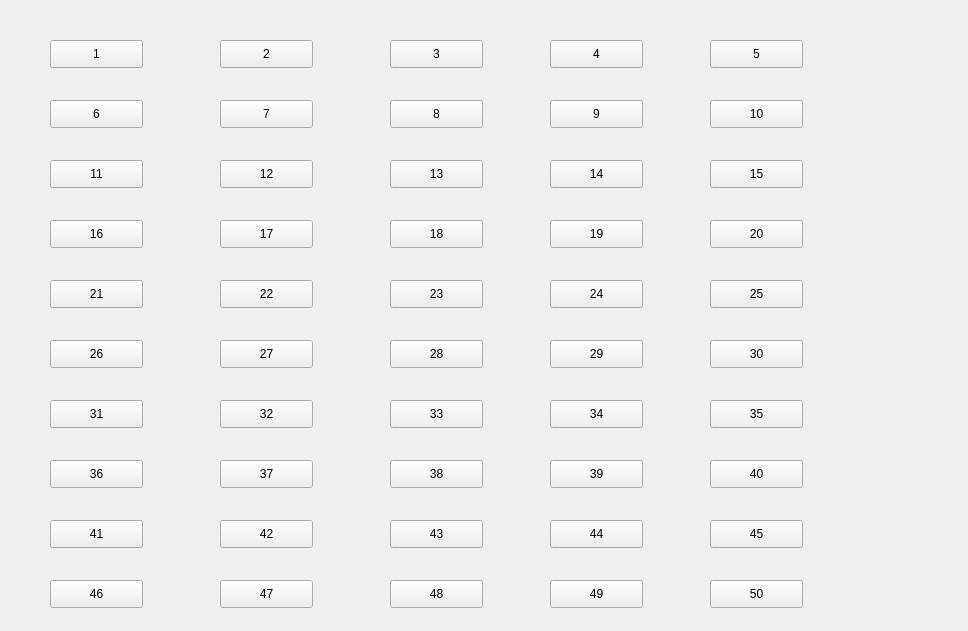
Old version of the form TankGame/selectlevelwindow.ui in the repository anlowee/TankGame.
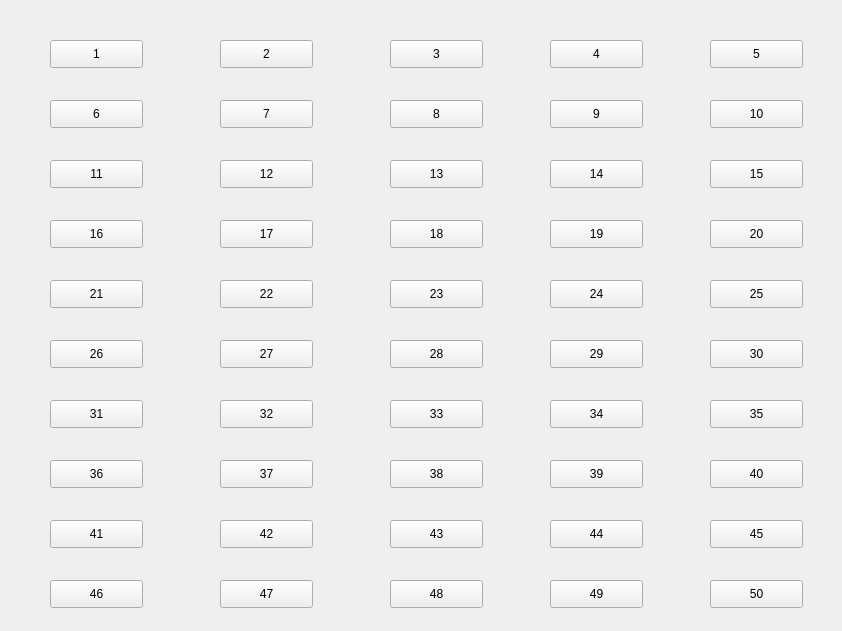
New version of the form. Icons and pictures are not drawn.

Commit message: select window edit

```diff
--- a/TankGame/selectlevelwindow.ui
+++ b/TankGame/selectlevelwindow.ui
@@ -6,7 +6,7 @@
    <rect>
     <x>0</x>
     <y>0</y>
-    <width>968</width>
+    <width>842</width>
     <height>631</height>
    </rect>
   </property>
```
The commit also changes 1 other file.
